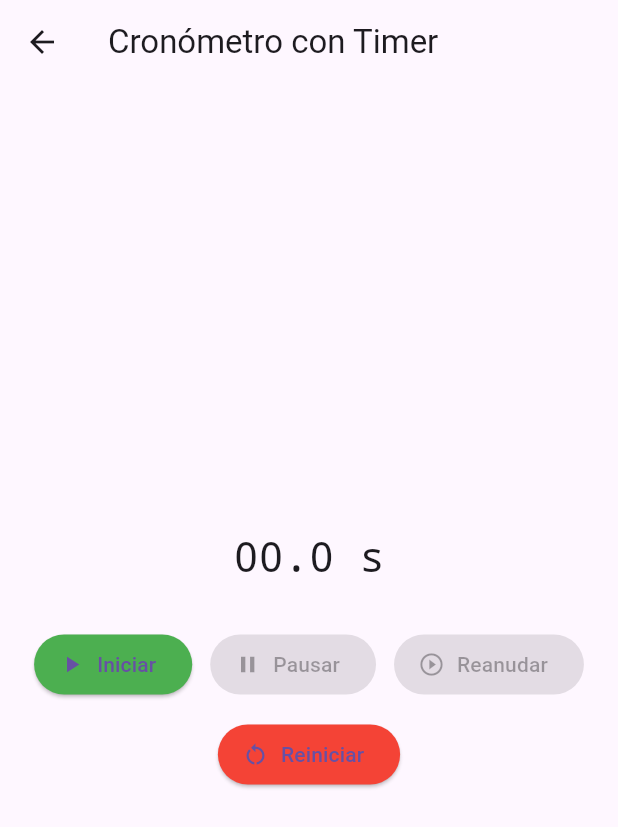
After one commit to Alexvarela010/flutter-course, a Flutter app: the TimerScreen screen opened by its route, after a tap on "Iniciar", after a tap on "Reiniciar", on a phone screen of 412 x 824 dp. The commit adds this screen. Shown: the top 827 px of the screen. Run offline on Flutter 3.47's test engine with Material 3 defaults, Android fonts, the phone set to English and light mode, and no system bars; our stand-ins replace go_router; network calls fail.

Commit message:
(feat): Implementa una pantalla con un cronometro

```diff
--- a/lib/main.dart
+++ b/lib/main.dart
@@ -2,16 +2,17 @@ import 'package:flutter/material.dart';
 import 'package:go_router/go_router.dart';
 import 'screens/home_screen.dart';
 import 'screens/detail_screen.dart';
+import 'screens/timer_screen.dart';
 
 void main() {
-  runApp(MyApp());
+  runApp(const MyApp());
 }
 
 final GoRouter _router = GoRouter(
   routes: [
     GoRoute(
       path: '/',
-      builder: (context, state) => HomeScreen(),
+      builder: (context, state) => const HomeScreen(),
       routes: [
         GoRoute(
           path: 'detail/:value',
@@ -19,6 +20,10 @@ final GoRouter _router = GoRouter(
             final value = state.pathParameters['value']!;
             return DetailScreen(value: value);
           },
+        ),
+         GoRoute(
+          path: 'timer',
+          builder: (context, state) => const TimerScreen(),
         ),
       ],
     ),
@@ -34,6 +39,7 @@ class MyApp extends StatelessWidget {
       routerConfig: _router,
       title: 'Demo GoRouter',
       theme: ThemeData(primarySwatch: Colors.blue),
+      debugShowCheckedModeBanner: false,
     );
   }
 }
--- a/lib/screens/home_screen.dart
+++ b/lib/screens/home_screen.dart
@@ -224,6 +224,13 @@ class _HomeScreenState extends State<HomeScreen> with SingleTickerProviderStateM
       floatingActionButton: Column(
         mainAxisAlignment: MainAxisAlignment.end,
         children: [
+          FloatingActionButton(
+            heroTag: 'timer',
+            child: const Icon(Icons.timer),
+            onPressed: () => context.push('/timer'),
+          ),
+          const SizedBox(height: 12),
+
           FloatingActionButton.extended(
             heroTag: 'go',
             label: const Text('go'),
--- /dev/null
+++ b/lib/screens/timer_screen.dart
@@ -0,0 +1,125 @@
+import 'dart:async';
+import 'package:flutter/material.dart';
+
+class TimerScreen extends StatefulWidget {
+  const TimerScreen({super.key});
+
+  @override
+  State<TimerScreen> createState() => _TimerScreenState();
+}
+
+class _TimerScreenState extends State<TimerScreen> {
+  Timer? _timer;
+  int _milliseconds = 0;
+  bool _isRunning = false;
+  bool _isPaused = false;
+
+  @override
+  void dispose() {
+    // cancelar el timer al salir de la pantalla para evitar fugas de memoria.
+    _timer?.cancel();
+    print('TimerScreen: dispose -> Timer cancelado.');
+    super.dispose();
+  }
+
+  void _startTimer() {
+    if (_isRunning || _isPaused) return; // No hacer nada si ya está corriendo o pausado
+
+    print('Iniciando cronómetro...');
+    _isRunning = true;
+    _timer = Timer.periodic(const Duration(milliseconds: 100), (timer) {
+      setState(() {
+        _milliseconds += 100;
+      });
+    });
+  }
+
+  void _pauseTimer() {
+    if (!_isRunning || _isPaused) return;
+
+    print('Pausando cronómetro...');
+    _timer?.cancel();
+    _isPaused = true;
+  }
+
+  void _resumeTimer() {
+    if (!_isRunning || !_isPaused) return;
+
+    print('Reanudando cronómetro...');
+    _isPaused = false;
+    _timer = Timer.periodic(const Duration(milliseconds: 100), (timer) {
+      setState(() {
+        _milliseconds += 100;
+      });
+    });
+  }
+
+  void _resetTimer() {
+    print('Reiniciando cronómetro...');
+    _timer?.cancel();
+    setState(() {
+      _milliseconds = 0;
+      _isRunning = false;
+      _isPaused = false;
+    });
+  }
+
+  String _formatTime() {
+    int seconds = (_milliseconds / 1000).floor();
+    int hundreds = ((_milliseconds % 1000) / 100).floor();
+    String secondsStr = seconds.toString().padLeft(2, '0');
+    return '$secondsStr.$hundreds s';
+  }
+
+  @override
+  Widget build(BuildContext context) {
+    return Scaffold(
+      appBar: AppBar(
+        title: const Text('Cronómetro con Timer'),
+      ),
+      body: Center(
+        child: Column(
+          mainAxisAlignment: MainAxisAlignment.center,
+          children: [
+            Text(
+              _formatTime(),
+              style: Theme.of(context).textTheme.headlineMedium?.copyWith(fontFamily: 'monospace'),
+            ),
+            const SizedBox(height: 30),
+            Wrap(
+              spacing: 12,
+              runSpacing: 12,
+              alignment: WrapAlignment.center,
+              children: [
+                ElevatedButton.icon(
+                  icon: const Icon(Icons.play_arrow),
+                  label: const Text('Iniciar'),
+                  onPressed: _isRunning ? null : _startTimer,
+                  style: ElevatedButton.styleFrom(backgroundColor: Colors.green),
+                ),
+                ElevatedButton.icon(
+                  icon: const Icon(Icons.pause),
+                  label: const Text('Pausar'),
+                  onPressed: _isRunning && !_isPaused ? _pauseTimer : null,
+                   style: ElevatedButton.styleFrom(backgroundColor: Colors.orange),
+                ),
+                 ElevatedButton.icon(
+                  icon: const Icon(Icons.play_circle_outline),
+                  label: const Text('Reanudar'),
+                  onPressed: _isPaused ? _resumeTimer : null,
+                   style: ElevatedButton.styleFrom(backgroundColor: Colors.blueAccent),
+                ),
+                ElevatedButton.icon(
+                  icon: const Icon(Icons.restart_alt),
+                  label: const Text('Reiniciar'),
+                  onPressed: _resetTimer,
+                  style: ElevatedButton.styleFrom(backgroundColor: Colors.red),
+                ),
+              ],
+            )
+          ],
+        ),
+      ),
+    );
+  }
+}
```
